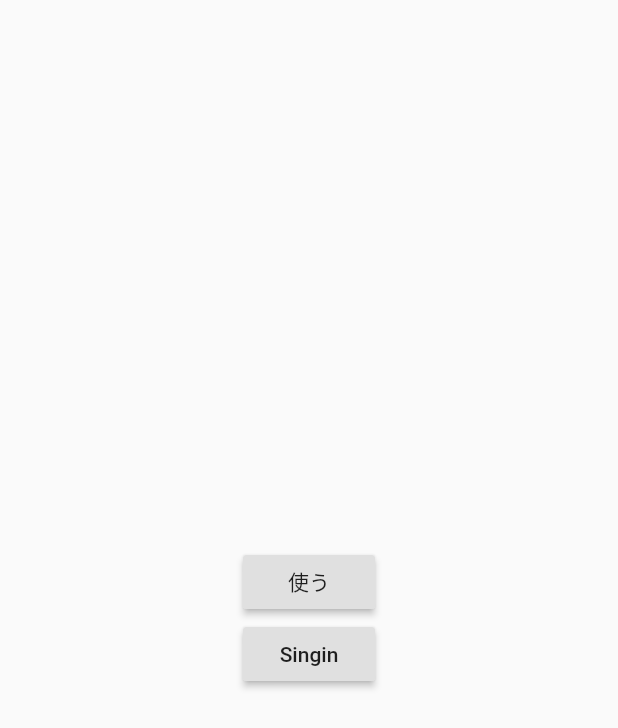
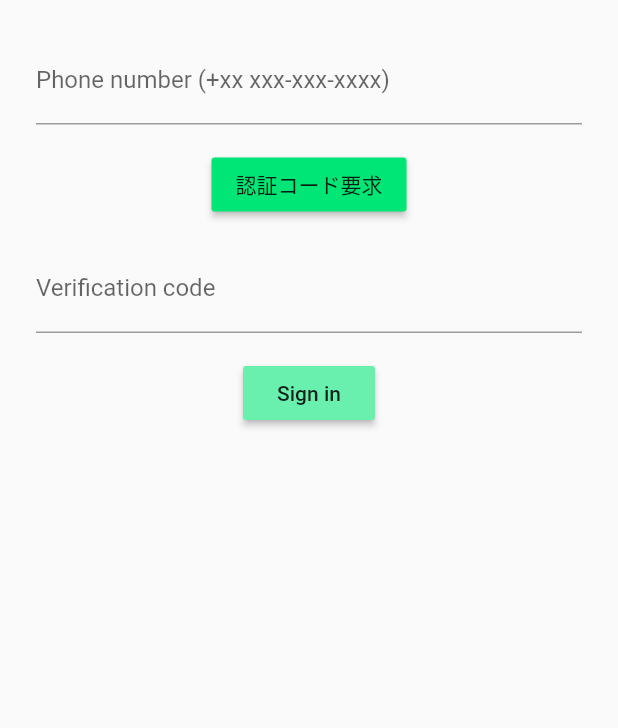
Before and after one commit to dorudorujr/firebase, a Flutter app: the screen it shows after launch, after a tap on "Singin", on a phone screen of 412 x 824 dp. Shown: the top 728 px of the screen. Run offline on Flutter 3.47's test engine with Material 2 defaults, Android fonts, the phone set to English and light mode, and no system bars; our stand-ins replace cloud_firestore, firebase_auth, firebase_core, flutter_riverpod, state_notifier; accounts and stored records are empty.

Commit message:
電話番号認証画面へ遷移できるように修正

```diff
--- a/lib/screen/phone_authentication_screen.dart
+++ b/lib/screen/phone_authentication_screen.dart
@@ -1,7 +1,7 @@
 import 'package:flutter/material.dart';
 import 'package:flutter_riverpod/flutter_riverpod.dart';
 
-class SignInScreen extends StatelessWidget {
+class PhoneAuthenticationScreen extends StatelessWidget {
   final _scaffoldKey = GlobalKey<ScaffoldState>();
   final TextEditingController _phoneNumberController = TextEditingController();
   final TextEditingController _smsController = TextEditingController();
--- a/lib/screen/signin_screen.dart
+++ b/lib/screen/signin_screen.dart
@@ -3,6 +3,7 @@ import 'package:flutter_riverpod/flutter_riverpod.dart';
 import 'package:moor_sample/state_notifier/signin_screen/signin_controller.dart';
 
 import 'package:moor_sample/screen/home_screen.dart';
+import 'package:moor_sample/screen/phone_authentication_screen.dart';
 
 class SignInScreen extends StatelessWidget {
   @override
@@ -31,8 +32,10 @@ class SignInScreen extends StatelessWidget {
                 RaisedButton(
                   child: Text('Singin'),
                   onPressed: (){
-                    // 押したら反応するコードを書く
-                    // 画面遷移のコード
+                    Navigator.push(
+                      context,
+                      MaterialPageRoute(builder: (context) => PhoneAuthenticationScreen(),)
+                    );
                   },
                 ),
               ],
```
